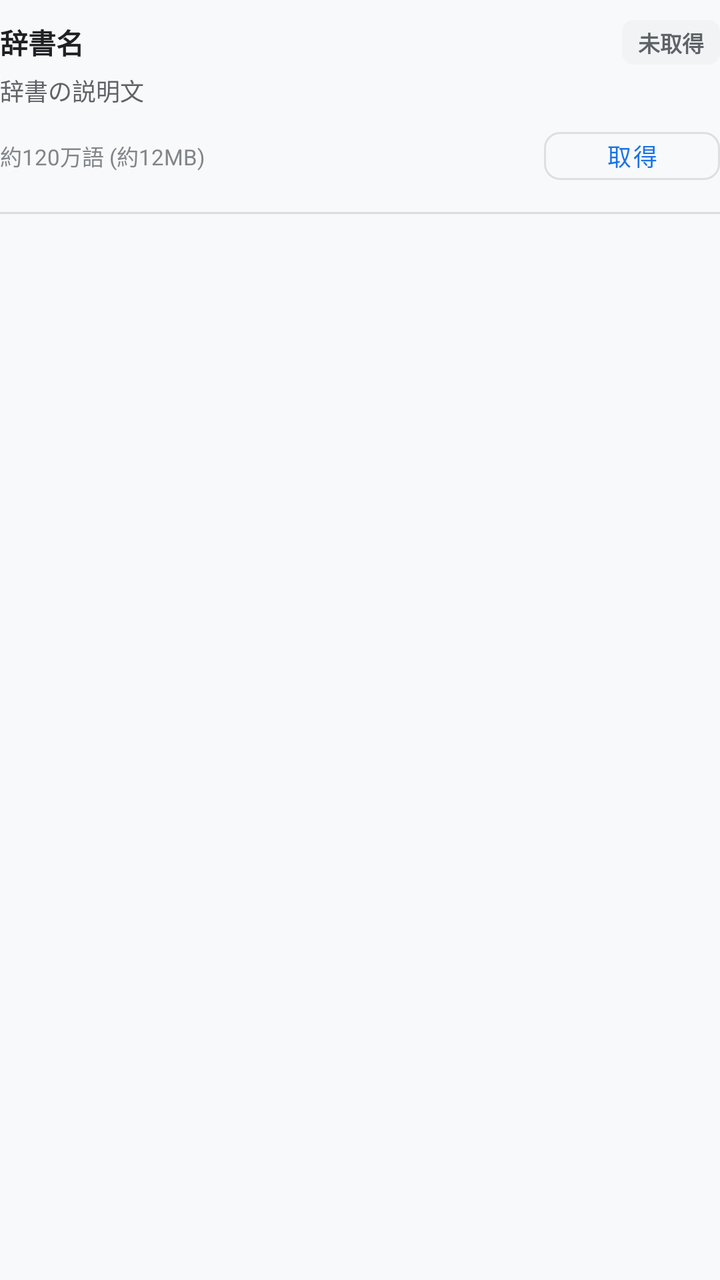
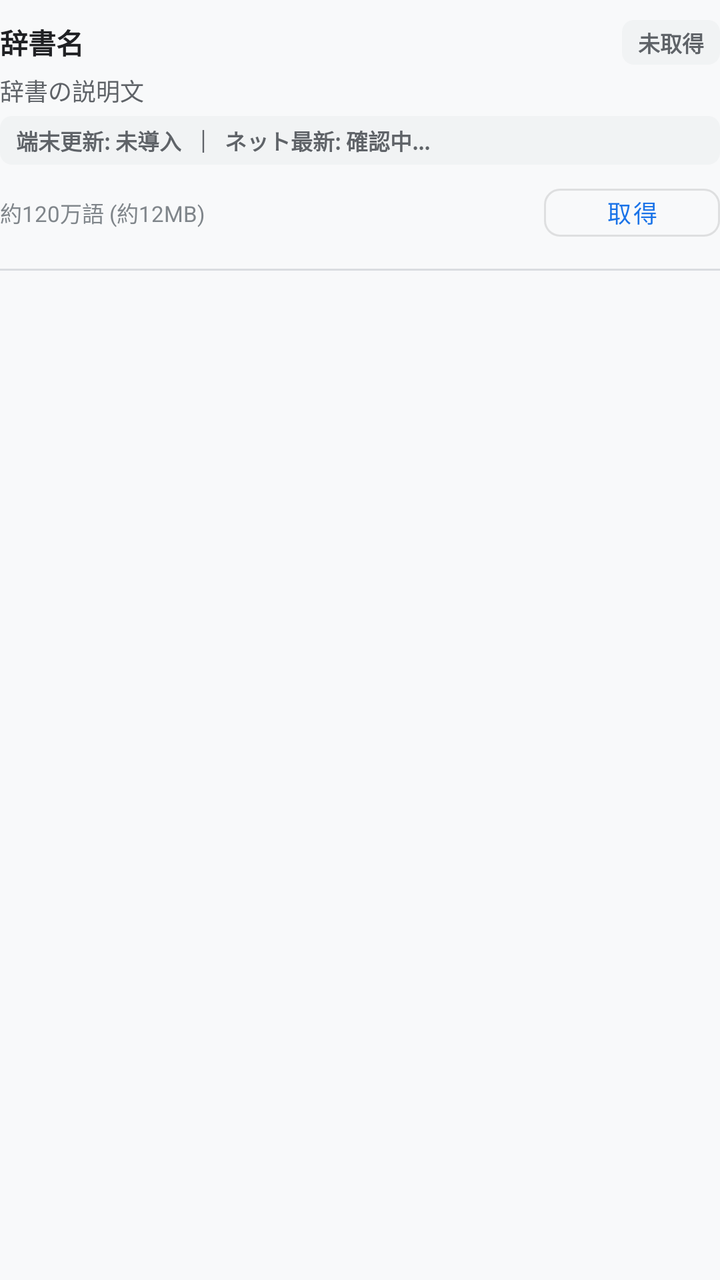

Compare the two renders of this Android layout. The source of the first and the diff that turns it into the second are given below.
<!-- AndroidManifest.xml: application theme Theme.MyASR -->
<!-- res/layout/item_multi_dict.xml -->
<?xml version="1.0" encoding="utf-8"?>
<LinearLayout xmlns:android="http://schemas.android.com/apk/res/android"
    xmlns:app="http://schemas.android.com/apk/res-auto"
    android:layout_width="match_parent"
    android:layout_height="wrap_content"
    android:orientation="vertical"
    android:paddingTop="10dp">

    <LinearLayout
        android:layout_width="match_parent"
        android:layout_height="wrap_content"
        android:gravity="center_vertical"
        android:orientation="horizontal">

        <TextView
            android:id="@+id/tvDictTitle"
            android:layout_width="0dp"
            android:layout_height="wrap_content"
            android:layout_weight="1"
            android:text="辞書名"
            android:textColor="@color/text_primary"
            android:textSize="14sp"
            android:textStyle="bold" />

        <TextView
            android:id="@+id/tvDictStatusBadge"
            android:layout_width="wrap_content"
            android:layout_height="wrap_content"
            android:background="@drawable/badge_background"
            android:backgroundTint="@color/badge_neutral_bg"
            android:paddingHorizontal="8dp"
            android:paddingVertical="3dp"
            android:text="未取得"
            android:textColor="@color/badge_neutral_text"
            android:textSize="11sp"
            android:textStyle="bold" />
    </LinearLayout>

    <TextView
        android:id="@+id/tvDictDescription"
        android:layout_width="match_parent"
        android:layout_height="wrap_content"
        android:layout_marginTop="4dp"
        android:text="辞書の説明文"
        android:textColor="@color/text_secondary"
        android:textSize="12sp" />

    <LinearLayout
        android:layout_width="match_parent"
        android:layout_height="wrap_content"
        android:layout_marginTop="6dp"
        android:gravity="center_vertical"
        android:orientation="horizontal">

        <TextView
            android:id="@+id/tvDictStats"
            android:layout_width="0dp"
            android:layout_height="wrap_content"
            android:layout_weight="1"
            android:text="約120万語 (約12MB)"
            android:textColor="@color/text_muted"
            android:textSize="11sp" />

        <com.google.android.material.button.MaterialButton
            android:id="@+id/btnDictAction"
            style="@style/Widget.MaterialComponents.Button.OutlinedButton"
            android:layout_width="wrap_content"
            android:layout_height="36dp"
            android:minHeight="36dp"
            android:paddingHorizontal="12dp"
            android:paddingVertical="0dp"
            android:text="取得"
            android:textSize="12sp"
            app:cornerRadius="8dp" />
    </LinearLayout>

    <View
        android:layout_width="match_parent"
        android:layout_height="1dp"
        android:layout_marginTop="10dp"
        android:background="@color/border" />
</LinearLayout>
<!-- resources referenced by this layout -->
<resources>
  <color name="badge_neutral_bg">#F1F3F4</color>
  <color name="badge_neutral_text">#5F6368</color>
  <color name="border">#DADCE0</color>
  <color name="text_muted">#80868B</color>
  <color name="text_primary">#202124</color>
  <color name="text_secondary">#5F6368</color>
  <!-- drawable badge_background (drawable) -->
  <?xml version="1.0" encoding="utf-8"?>
  <shape xmlns:android="http://schemas.android.com/apk/res/android"
      android:shape="rectangle">
      <corners android:radius="6dp" />
      <solid android:color="@color/badge_info_bg" />
  </shape>
  <style name="Theme.MyASR" parent="Theme.MaterialComponents.DayNight.NoActionBar">
          <item name="colorPrimary">@color/primary</item>
          <item name="colorPrimaryVariant">@color/primary_dark</item>
          <item name="colorOnPrimary">@color/on_primary</item>
          <item name="colorSecondary">@color/primary</item>
          <item name="colorSecondaryVariant">@color/primary_dark</item>
          <item name="colorOnSecondary">@color/on_primary</item>
          <item name="colorSurface">@color/surface</item>
          <item name="colorOnSurface">@color/text_primary</item>
          <item name="android:statusBarColor">@color/background</item>
          <item name="android:windowBackground">@color/background</item>
          <item name="android:windowLightStatusBar">true</item>
      </style>
  <color name="badge_info_bg">#E8F0FE</color>
  <color name="primary">#1A73E8</color>
  <color name="primary_dark">#1557B0</color>
  <color name="on_primary">#FFFFFF</color>
  <color name="surface">#FFFFFF</color>
  <color name="background">#F8F9FA</color>
</resources>

<!-- the commit's change to res/layout/item_multi_dict.xml (unified diff, before → after) -->
@@ -45,6 +45,20 @@
         android:textColor="@color/text_secondary"
         android:textSize="12sp" />
 
+    <TextView
+        android:id="@+id/tvDictDates"
+        android:layout_width="match_parent"
+        android:layout_height="wrap_content"
+        android:layout_marginTop="4dp"
+        android:background="@drawable/badge_background"
+        android:backgroundTint="@color/badge_neutral_bg"
+        android:paddingHorizontal="8dp"
+        android:paddingVertical="4dp"
+        android:text="端末更新: 未導入  ｜  ネット最新: 確認中..."
+        android:textColor="@color/text_secondary"
+        android:textSize="11sp"
+        android:textStyle="bold" />
+
     <LinearLayout
         android:layout_width="match_parent"
         android:layout_height="wrap_content"
